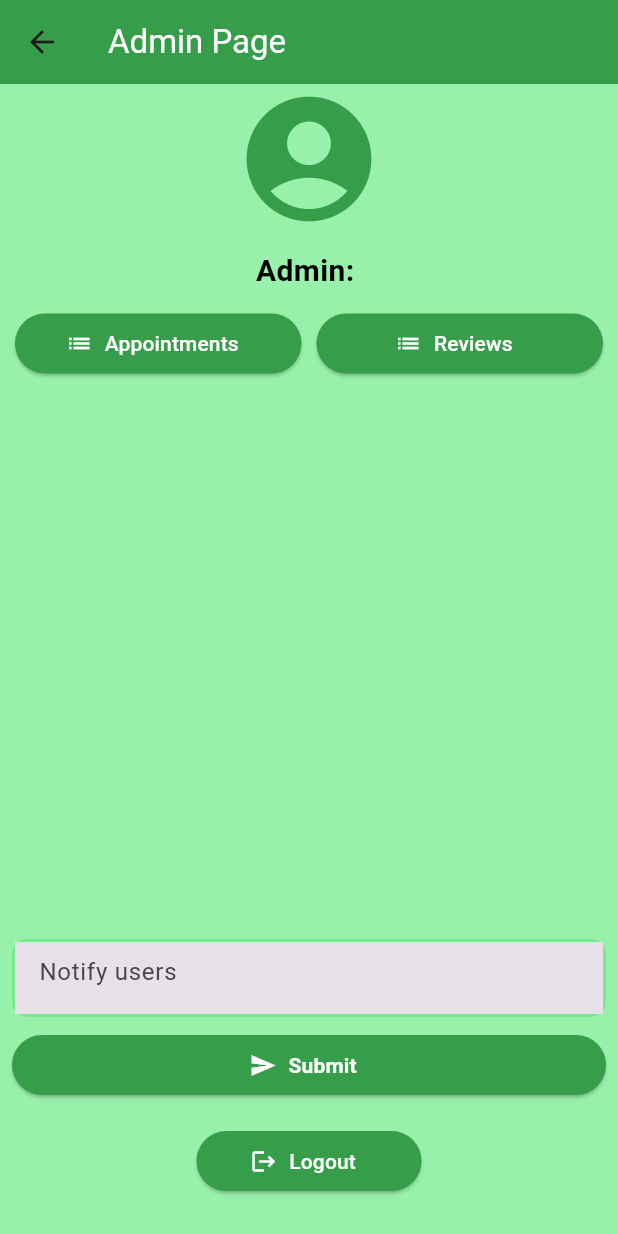
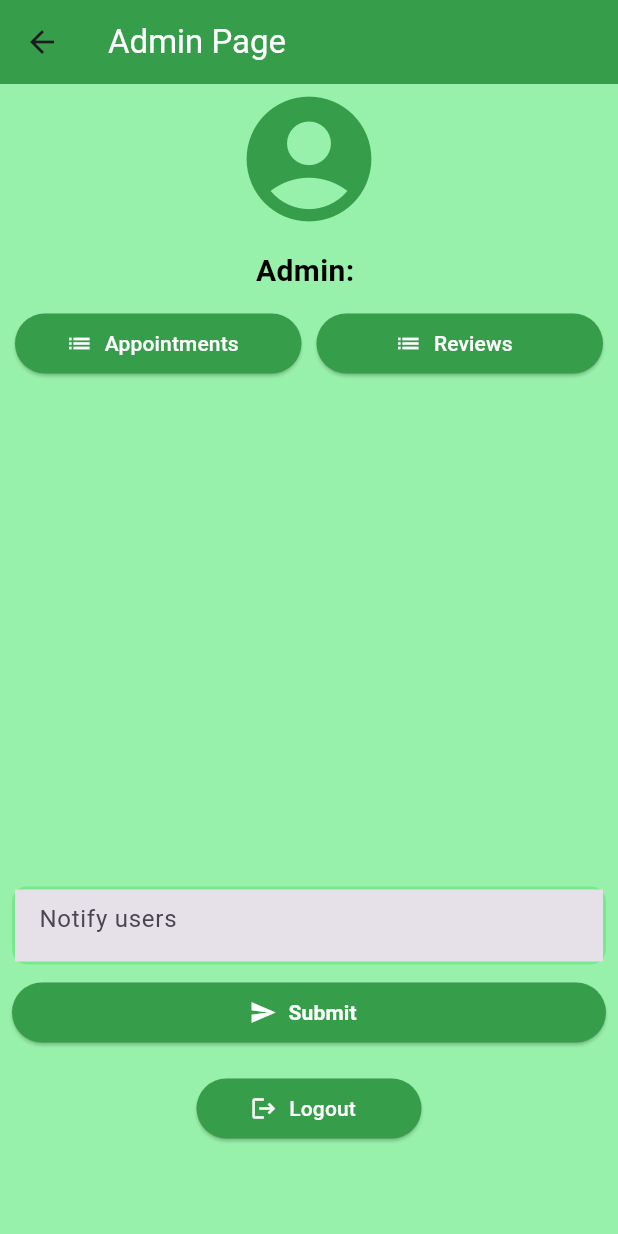
Before and after one commit to Phemelo1606/hospital-management-app, a Flutter app: the AdminPage screen opened by its route, on a phone screen of 412 x 824 dp. Run offline on Flutter 3.47's test engine with Material 3 defaults, Android fonts, the phone set to English and light mode, and no system bars; our stand-ins replace cloud_firestore, firebase_auth, firebase_core; accounts and stored records are empty.

Commit message:
fixd admin page and sign up validation

```diff
--- a/lib/features/user_auth/Presentation/pages/admin.dart
+++ b/lib/features/user_auth/Presentation/pages/admin.dart
@@ -44,7 +44,8 @@ class _AdminPageState extends State<AdminPage> {
       ),
       backgroundColor: const Color.fromARGB(255, 54, 157, 75),
     ),
-      body: Column(
+    body: SingleChildScrollView(
+      child: Column(
         children: [
           const Icon(
             Icons.account_circle,
@@ -111,7 +112,8 @@ class _AdminPageState extends State<AdminPage> {
             ),
           ),
           const SizedBox(height: 10),
-          Expanded(
+          SizedBox(
+            height: 300, // Specify a fixed height for the list
             child: showAppointments ? _buildAppointmentsList() : _buildReviewsList(),
           ),
           const SizedBox(height: 20),
@@ -186,6 +188,7 @@ class _AdminPageState extends State<AdminPage> {
           ),
           const SizedBox(height: 30),
         ],
+      ),
     ),
   );
 }
--- a/lib/features/user_auth/Presentation/pages/user_sign_up.dart
+++ b/lib/features/user_auth/Presentation/pages/user_sign_up.dart
@@ -193,11 +193,11 @@ class _SignUpPageState extends State<SignUpPage> {
                     controller: _passwordController,
                     validator: (value) {
                       //validates password
-                      if (value!.isEmpty) {
+                      if (value == null || value.isEmpty) {
                         return 'please enter your password';
                       }
-                      if ((value.length == 9) ||
-                          !value.contains('@')) {
+                      if ((value.length < 8) &&
+                          (!value.contains('@'))) {
                         return 'password must be 8 charecters\nand should contain \'@\' character';
                       }
                       return null;
```
Lines whose indentation alone changed are shown as unchanged.
